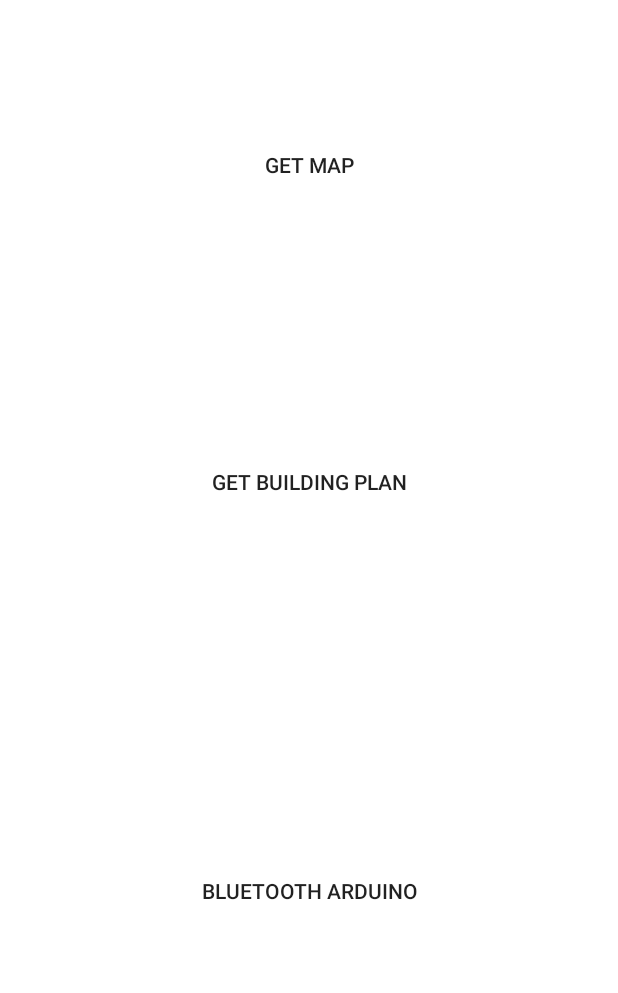
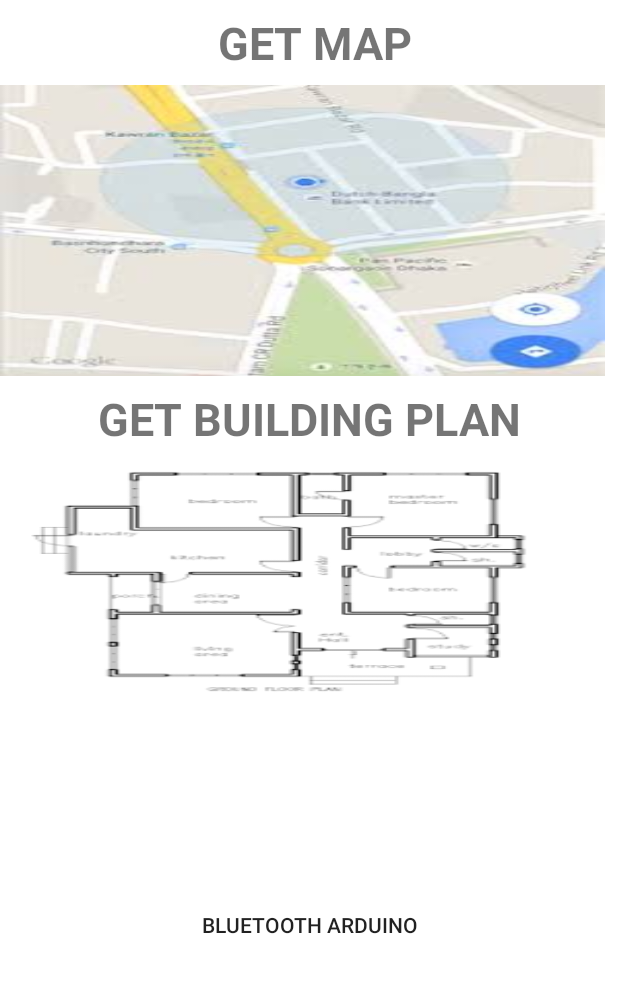
Before and after one commit to kacper97/EmergencyEscaper, an Android app: the Home screen opened directly, with no data from a screen before it, on a phone screen of 412 x 824 dp, the part 84-1077 px from its top. Run offline under Robolectric (Android 15) with nearby library versions, the phone set to English and light mode, and no system bars.

Commit message:
Updating menu

```diff
--- a/app/src/main/res/layout/activity_home.xml
+++ b/app/src/main/res/layout/activity_home.xml
@@ -31,23 +31,26 @@
         </com.google.android.material.appbar.AppBarLayout>
     </RelativeLayout>
     <Button
-            android:text="@string/getMap"
-            android:layout_width="0dp"
-            android:layout_height="203dp"
+            android:layout_width="403dp"
+            android:layout_height="194dp"
             app:layout_constraintStart_toStartOf="parent" app:layout_constraintEnd_toEndOf="parent"
             android:id="@+id/buttonGetMap"
-            android:layout_marginTop="8dp" app:layout_constraintTop_toBottomOf="@+id/relativeLayout"
-            app:layout_constraintHorizontal_bias="0.502" android:onClick="map"
-            style="@style/Widget.AppCompat.Button.Borderless"/>
+            app:layout_constraintHorizontal_bias="0.0" android:onClick="map"
+            style="@style/Widget.AppCompat.Button.Borderless"
+            android:background="@drawable/images" android:textSize="24sp" android:fontFamily="sans-serif"
+            android:layout_marginTop="8dp" app:layout_constraintTop_toBottomOf="@+id/textView3"/>
     <Button
-            android:text="@string/getBuildingPlan"
-            android:layout_width="0dp"
-            android:layout_height="204dp"
+            android:layout_width="371dp"
+            android:layout_height="164dp"
             app:layout_constraintStart_toStartOf="parent" app:layout_constraintEnd_toEndOf="parent"
             android:id="@+id/buttonGetBuildingPlan"
-            app:layout_constraintHorizontal_bias="0.0" android:layout_marginTop="8dp"
-            app:layout_constraintTop_toBottomOf="@+id/buttonGetMap" android:onClick="buildingplan"
-            style="@style/Widget.AppCompat.Button.Borderless"/>
+            app:layout_constraintHorizontal_bias="0.0"
+            android:onClick="buildingplan"
+            style="@style/Widget.AppCompat.Button.Borderless"
+            android:background="@drawable/download" android:layout_marginBottom="40dp"
+            app:layout_constraintBottom_toBottomOf="parent" android:layout_marginTop="8dp"
+            app:layout_constraintTop_toBottomOf="@+id/textView7" app:layout_constraintVertical_bias="0.0"
+            android:layout_marginStart="8dp"/>
     <Button
             android:text="@string/getbluetooth"
             android:layout_width="398dp"
@@ -56,5 +59,24 @@
             android:id="@+id/bluetooth" app:layout_constraintEnd_toEndOf="parent"
             app:layout_constraintStart_toStartOf="parent" android:layout_marginTop="8dp"
             app:layout_constraintTop_toBottomOf="@+id/buttonGetBuildingPlan" android:onClick="bluetooth"
-            style="@style/Widget.AppCompat.Button.Borderless"/>
+            style="@style/Widget.AppCompat.Button.Borderless"
+            android:textAppearance="@style/TextAppearance.AppCompat.Button"/>
+    <TextView
+            android:text="@string/getMap"
+            android:layout_width="wrap_content"
+            android:layout_height="wrap_content"
+            app:layout_constraintEnd_toEndOf="parent"
+            android:id="@+id/textView3" android:layout_marginStart="8dp" app:layout_constraintStart_toStartOf="parent"
+            android:layout_marginTop="8dp" app:layout_constraintTop_toBottomOf="@+id/relativeLayout"
+            android:textSize="30sp" android:textAllCaps="true" android:textStyle="bold"/>
+    <TextView
+            android:text="@string/getBuildingPlan"
+            android:layout_width="288dp"
+            android:layout_height="38dp"
+            app:layout_constraintStart_toStartOf="parent" app:layout_constraintEnd_toEndOf="parent"
+            android:id="@+id/textView7" android:layout_marginTop="8dp"
+            app:layout_constraintTop_toBottomOf="@+id/buttonGetMap"
+            android:textSize="30sp"
+            android:textStyle="bold" android:textAllCaps="true" android:textAlignment="center"
+            android:clickable="true"/>
 </androidx.constraintlayout.widget.ConstraintLayout>
```
Also changed, not shown: app/src/main/res/drawable/download.png (added), app/src/main/res/drawable/images.jpg (added).
